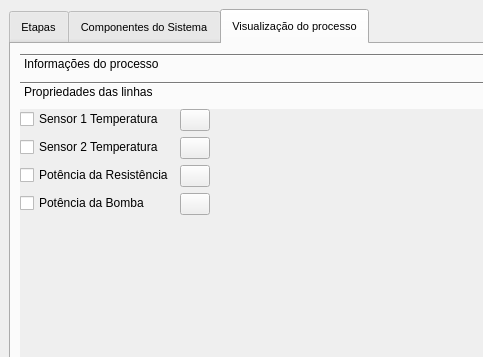
First picture: the form in mainwindow.ui, repository cristhianwb/BebumBrew, before the edit; both pictures show x 0 to 483 and y 0 to 357 of the 711 by 556 pixel window.
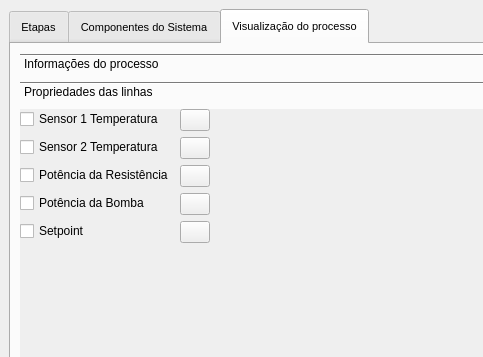
Second picture: the form after the edit. The open tabs and pages were chosen to show the change. Icons and pictures are not drawn.

Commit message: Adicionado setpoint ao grafico

```diff
--- a/mainwindow.ui
+++ b/mainwindow.ui
@@ -969,14 +969,22 @@
              <rect>
               <x>0</x>
               <y>0</y>
-              <width>280</width>
-              <height>158</height>
+              <width>671</width>
+              <height>324</height>
              </rect>
             </property>
             <attribute name="label">
              <string>Propriedades das linhas</string>
             </attribute>
-            <widget class="QWidget" name="">
+            <widget class="QWidget" name="layoutWidget">
+             <property name="geometry">
+              <rect>
+               <x>0</x>
+               <y>0</y>
+               <width>323</width>
+               <height>176</height>
+              </rect>
+             </property>
              <layout class="QFormLayout" name="formLayout_6">
               <property name="rightMargin">
                <number>20</number>
@@ -1076,6 +1084,26 @@
                 </property>
                </widget>
               </item>
+              <item row="4" column="0">
+               <widget class="QCheckBox" name="chkSetpointLine">
+                <property name="text">
+                 <string>Setpoint</string>
+                </property>
+               </widget>
+              </item>
+              <item row="4" column="1">
+               <widget class="QPushButton" name="pushSetpointColor">
+                <property name="maximumSize">
+                 <size>
+                  <width>30</width>
+                  <height>16777215</height>
+                 </size>
+                </property>
+                <property name="text">
+                 <string/>
+                </property>
+               </widget>
+              </item>
              </layout>
             </widget>
            </widget>
```
Left out of the diff: 8 changed lines with no effect on the pictures. The commit also changes 3 other files.
